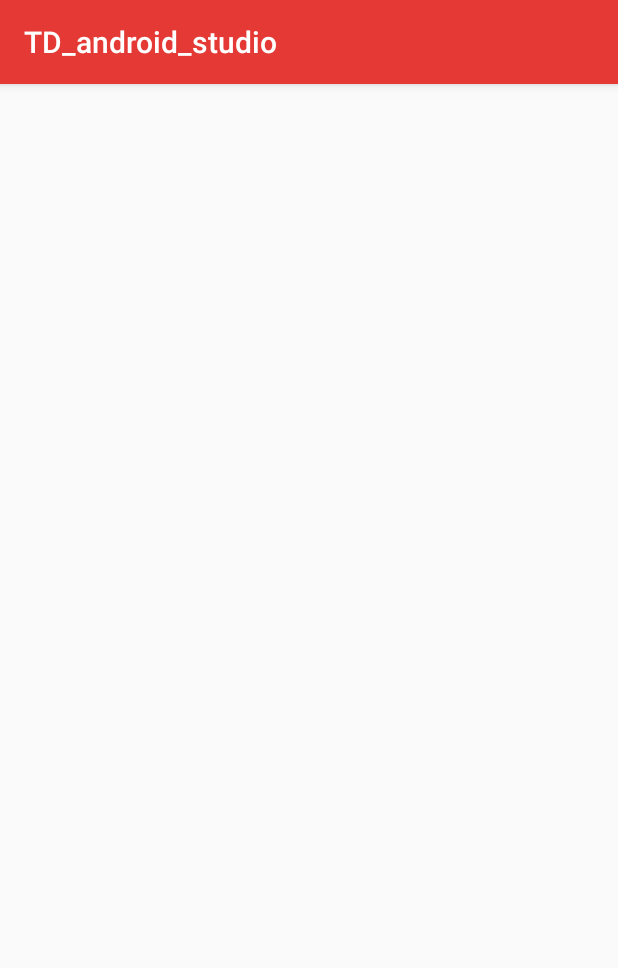
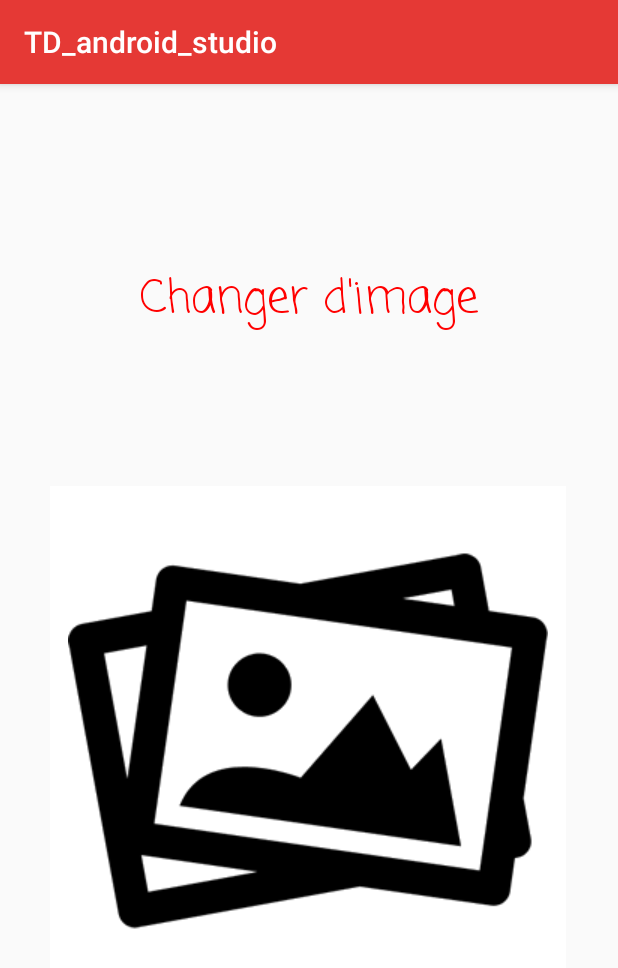
Before and after one commit to cedriccosson83/AS_TD, an Android app: the PermissionActivity screen opened directly, with no data from a screen before it, on a phone screen of 412 x 824 dp. Shown: the top 968 px of the screen. Run offline under Robolectric (Android 15) with nearby library versions, the phone set to English and light mode, and no system bars.

Commit message:
Permissions + changement d'image

```diff
--- a/app/src/main/java/com/example/td_android_studio/PermissionActivity.kt
+++ b/app/src/main/java/com/example/td_android_studio/PermissionActivity.kt
@@ -1,12 +1,76 @@
 package com.example.td_android_studio
 
+import android.app.Activity
+import android.content.Intent
+import android.content.pm.PackageManager
+import android.graphics.Bitmap
 import androidx.appcompat.app.AppCompatActivity
 import android.os.Bundle
+import android.provider.ContactsContract
+import android.provider.MediaStore
+import android.util.Log
+import android.widget.Toast
+import androidx.core.app.ActivityCompat
+import androidx.core.content.ContextCompat
+import kotlinx.android.synthetic.main.activity_permission.*
 
 class PermissionActivity : AppCompatActivity() {
+
+    private val codePicture = 1
+    private val codeContact = 2
+    private val granted = PackageManager.PERMISSION_GRANTED
 
     override fun onCreate(savedInstanceState: Bundle?) {
         super.onCreate(savedInstanceState)
         setContentView(R.layout.activity_permission)
+        reloadBTN.setOnClickListener{onChangePhoto()}
+        requestPermission(android.Manifest.permission.READ_CONTACTS, codeContact) {readContacts()}
+    }
+
+    private fun onChangePhoto () {
+        val gallIntent = Intent (Intent.ACTION_PICK)
+        gallIntent.type = "image/*"
+        val camIntent = Intent (MediaStore.ACTION_IMAGE_CAPTURE)
+        val chooserIntent = Intent.createChooser(gallIntent, "Selectionnez une image")
+        chooserIntent.putExtra(Intent.EXTRA_INITIAL_INTENTS, arrayOf(camIntent))
+        startActivityForResult(chooserIntent, codePicture)
+    }
+
+    private fun requestPermission(perm : String, requestCode: Int, handler: ()->Unit) {
+        if (ContextCompat.checkSelfPermission(this, perm) != granted) {
+            if (ActivityCompat.shouldShowRequestPermissionRationale(this, perm))
+                Toast.makeText(this, "Permission OK", Toast.LENGTH_LONG).show()
+            else
+                ActivityCompat.requestPermissions(this, arrayOf(perm), requestCode)
+        } else {
+            handler()
+        }
+    }
+
+    private fun readContacts () {
+        Log.d(
+            "contacts",
+            "${contentResolver.query(ContactsContract.Contacts.CONTENT_URI, null, null, null, null)}"
+        )
+    }
+
+    override fun onRequestPermissionsResult(requestCode: Int, permissions: Array<out String>, grantResults: IntArray) {
+        if (grantResults.isNotEmpty()) {
+            if (requestCode == codeContact && grantResults[0] == granted)
+                readContacts()
+        }
+        super.onRequestPermissionsResult(requestCode, permissions, grantResults)
+    }
+
+    override fun onActivityResult(requestCode: Int, resultCode: Int, data: Intent?) {
+        super.onActivityResult(requestCode, resultCode, data)
+        if (requestCode == codePicture && resultCode == Activity.RESULT_OK) {
+            if (data?.data != null) {
+                reloadBTN.setImageURI(data?.data)
+            } else {
+                val img = data?.extras?.get("data") as? Bitmap
+                img?.let {reloadBTN.setImageBitmap(img)}
+            }
+        }
     }
 }
--- a/app/src/main/res/layout/activity_permission.xml
+++ b/app/src/main/res/layout/activity_permission.xml
@@ -6,4 +6,35 @@
     android:layout_height="match_parent"
     tools:context=".PermissionActivity">
 
+    <TextView
+        android:id="@+id/textView4"
+        android:layout_width="wrap_content"
+        android:layout_height="wrap_content"
+        android:layout_marginTop="20dp"
+        android:contentDescription="@string/IMGDesc"
+        android:fontFamily="casual"
+        android:text="@string/changeImg"
+        android:textColor="#FF0000"
+        android:textSize="30sp"
+        app:layout_constraintBottom_toTopOf="@+id/reloadBTN"
+        app:layout_constraintEnd_toEndOf="parent"
+        app:layout_constraintStart_toStartOf="parent"
+        app:layout_constraintTop_toTopOf="parent" />
+
+    <ImageButton
+        android:id="@+id/reloadBTN"
+        android:layout_width="344dp"
+        android:layout_height="339dp"
+        android:layout_marginStart="16dp"
+        android:layout_marginEnd="16dp"
+        android:layout_marginBottom="60dp"
+        android:background="#FFFFFF"
+        android:contentDescription="@string/IMGDesc"
+        app:layout_constraintBottom_toBottomOf="parent"
+        app:layout_constraintEnd_toEndOf="parent"
+        app:layout_constraintHorizontal_bias="0.485"
+        app:layout_constraintStart_toStartOf="parent"
+        app:layout_constraintTop_toBottomOf="@+id/textView4"
+        app:srcCompat="@drawable/image"
+        tools:srcCompat="@drawable/image" />
 </androidx.constraintlayout.widget.ConstraintLayout>
```
Also changed, not shown: app/src/main/res/values/strings.xml (+9 -0 lines), app/src/main/res/drawable/image.png (added).
